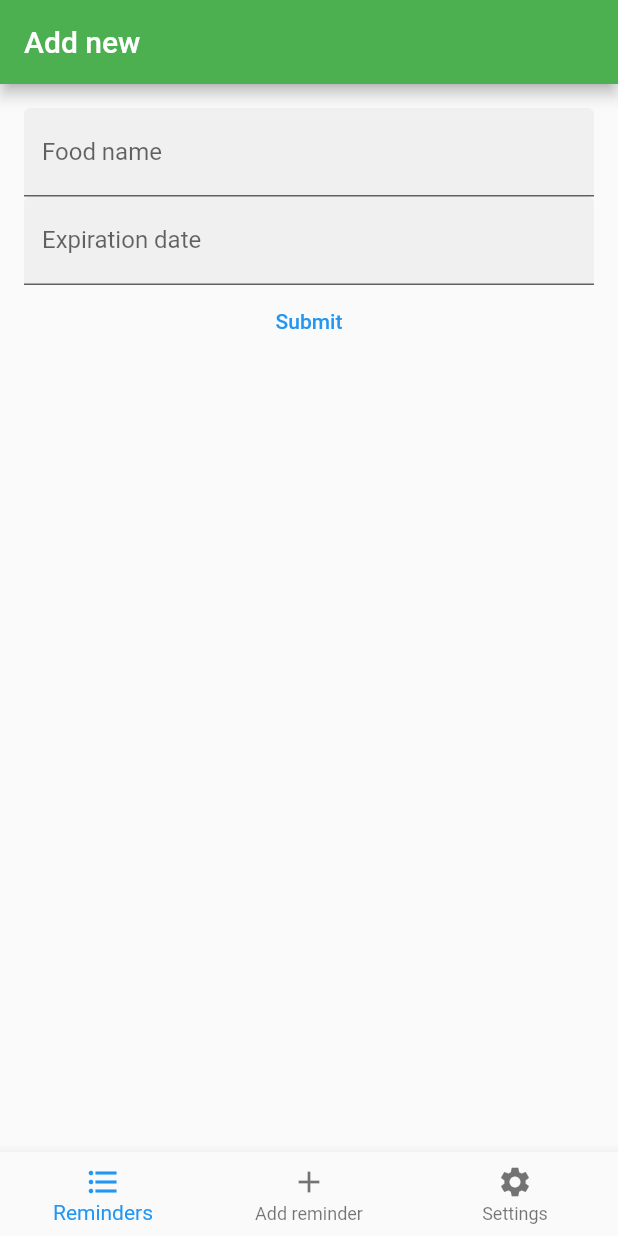
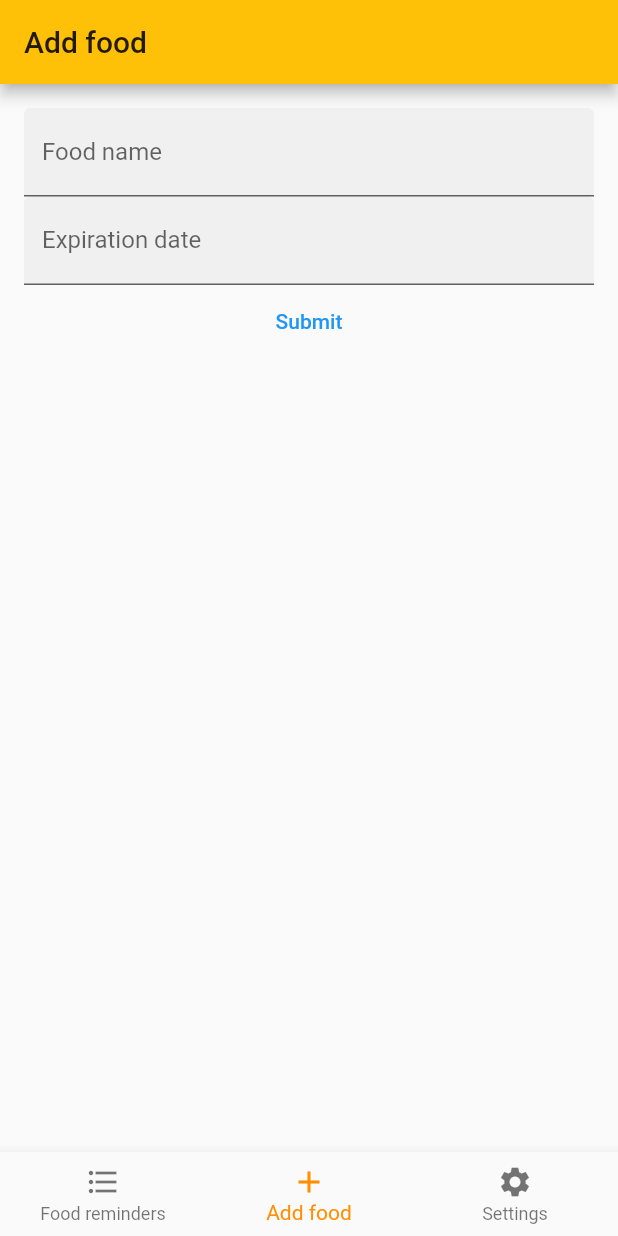
Before and after one commit to eugenio-guarino/Microsoft-Imagine-Cup-Challenge, a Flutter app: the screen it shows after launch, item 2 of the bottom bar chosen, after a tap on "Submit", on a phone screen of 412 x 824 dp. Run offline on Flutter 3.47's test engine with Material 2 defaults, Android fonts, the phone set to English and light mode, and no system bars; our stand-ins replace flushbar, google_fonts, image_picker.

Commit message:
feat: Added date picker to input food expiration date. Bottom Page navigator highlights the right icons now.

```diff
--- a/Software/food_expiration_reminder/lib/main.dart
+++ b/Software/food_expiration_reminder/lib/main.dart
@@ -18,13 +18,13 @@ class FormApp extends StatefulWidget {
 class _FormAppState extends State<FormApp> {
   final directory = getApplicationDocumentsDirectory();
   int _currentIndex = 0;
-  List<String> titleList = ['Reminders List', 'Add new', 'Settings'];
+  List<String> titleList = ['BEST BEFORE dates', 'Add food', 'Settings'];
 
   @override
   Widget build(BuildContext context) {
     return MaterialApp(
       theme: ThemeData(
-        primaryColor: Colors.green,
+        primaryColor: Colors.amber,
       ),
       home: Scaffold(
         appBar: AppBar(
@@ -33,13 +33,13 @@ class _FormAppState extends State<FormApp> {
         bottomNavigationBar: BottomNavigationBar(
           type: BottomNavigationBarType.fixed,
           onTap: onTabTapped,
-          items: [
+          items: const <BottomNavigationBarItem>[
             BottomNavigationBarItem(
-              label: 'Reminders',
+              label: 'Food reminders',
               icon: Icon(Icons.format_list_bulleted),
             ),
             BottomNavigationBarItem(
-              label: 'Add reminder',
+              label: 'Add food',
               icon: Icon(Icons.add),
             ),
             BottomNavigationBarItem(
@@ -47,6 +47,8 @@ class _FormAppState extends State<FormApp> {
               icon: Icon(Icons.settings),
             ),
           ],
+          selectedItemColor: Colors.amber[800],
+          currentIndex: _currentIndex,
         ),
         body: IndexedStack(
           index: _currentIndex,
--- a/Software/food_expiration_reminder/lib/src/add_new.dart
+++ b/Software/food_expiration_reminder/lib/src/add_new.dart
@@ -6,9 +6,9 @@ import 'package:flutter/material.dart';
 import 'package:food_expiration_reminder/src/data_storage.dart';
 import 'food_data.dart';
 import 'package:flushbar/flushbar.dart';
+import 'package:intl/intl.dart';
 
 class AddNew extends StatefulWidget {
-
   final DataStorage storage = DataStorage();
   AddNew();
 
@@ -18,7 +18,9 @@ class AddNew extends StatefulWidget {
 
 class _AddNewState extends State<AddNew> {
   String _name = "";
-  String _date = "";
+  DateTime _date = new DateTime.now();
+  TextEditingController _datePickerController = TextEditingController();
+  TextEditingController _foodNameController = TextEditingController();
 
 
   @override
@@ -28,15 +30,16 @@ class _AddNewState extends State<AddNew> {
         child: Scrollbar(
           child: SingleChildScrollView(
             padding: EdgeInsets.all(16),
-            child: Column(
-              children: [
+            child: Column(children: [
               ...[
                 TextFormField(
                   decoration: InputDecoration(
                     filled: true,
-                      hintText: 'Broccoli, Bacon, Pizza',
+                    hintText: "What's in your fridge?",
                     labelText: 'Food name',
+
                   ),
+                  controller: _foodNameController,
                   onChanged: (value) {
                     _name = value;
                   },
@@ -46,34 +49,59 @@ class _AddNewState extends State<AddNew> {
                     filled: true,
                     labelText: 'Expiration date',
                   ),
-                    onChanged: (value) {
-                      _date = value;
-                    },
+                  controller: _datePickerController,
+                  focusNode: AlwaysDisabledFocusNode(),
+                  onTap: _selectDate,
                 ),
                 TextButton(
                   child: Text('Submit'),
-                    onPressed: () async{
+                  onPressed: () async {
                     widget.storage.readData().then((List<FoodData> value) {
-                          List<FoodData> _tempList = [FoodData(_name,_date)] + value;
+                      List<FoodData> _tempList =
+                          [FoodData(_name, _date)] + value;
                       widget.storage.writeData(_tempList);
                     });
 
+                    _foodNameController.clear();
+                    _datePickerController.clear();
                     _showDialog('Succesfully added.');
                   },
                 ),
               ]
-              ]
-            ),
+            ]),
           ),
         ),
       ),
     );
   }
 
-  void _showDialog(String message) {
-    Flushbar(
-      message: message,
-      duration:  Duration(seconds: 1)
-    )..show(context);
+  void _selectDate() async {
+    var todaysDate = new DateTime.now();
+    final DateTime newDate = await showDatePicker(
+      context: context,
+      initialDate: _date,
+      firstDate: todaysDate,
+      //add one year to get the max boundary
+      lastDate: todaysDate.add(Duration(days: 365)),
+      helpText: 'Select a date',
+    );
+
+    if (newDate != null) {
+      _date = newDate;
+      _datePickerController
+        ..text = DateFormat.yMMMd().format(_date)
+        ..selection = TextSelection.fromPosition(TextPosition(
+            offset: _datePickerController.text.length,
+            affinity: TextAffinity.upstream));
     }
   }
+
+  void _showDialog(String message) {
+    Flushbar(message: message, duration: Duration(seconds: 1))..show(context);
+  }
+}
+
+class AlwaysDisabledFocusNode extends FocusNode {
+  @override
+  bool get hasFocus => false;
+}
--- a/Software/food_expiration_reminder/lib/src/data_storage.dart
+++ b/Software/food_expiration_reminder/lib/src/data_storage.dart
@@ -13,7 +13,7 @@ class DataStorage {
 
   Future<File> get _localFile async {
     final path = await _localPath;
-    return File('$path/data.txt');
+    return File('$path/data.json');
   }
 
   Future<List<FoodData>> readData() async {
--- a/Software/food_expiration_reminder/lib/src/food_data.dart
+++ b/Software/food_expiration_reminder/lib/src/food_data.dart
@@ -1,6 +1,6 @@
 class FoodData {
   String name;
-  String date;
+  DateTime date;
 
   FoodData(
     this.name,
@@ -8,11 +8,11 @@ class FoodData {
   );
 
   factory FoodData.fromJson(dynamic json) {
-    return FoodData(json['name'] as String, json['date'] as String);
+    return FoodData(json['name'] as String, DateTime.parse(json['date'] as String));
   }
 
   Map toJson() => {
     'name': name,
-    'date': date,
+    'date': date.toString(),
   };
 }
--- a/Software/food_expiration_reminder/lib/src/reminders_list.dart
+++ b/Software/food_expiration_reminder/lib/src/reminders_list.dart
@@ -1,4 +1,5 @@
 import 'package:flutter/material.dart';
+import 'package:intl/intl.dart';
 import 'data_storage.dart';
 import 'food_data.dart';
 
@@ -49,7 +50,7 @@ class _FooDataEntriesState extends State<FooDataEntries> {
   Widget _buildRow(FoodData food) {
     return ListTile(
       title: Text(
-        food.name + " " + food.date,
+        "${food.name} by ${DateFormat.yMMMd().format(food.date)}",
         style: _biggerFont,
       ),
       trailing: Icon(
--- a/Software/food_expiration_reminder/pubspec.yaml
+++ b/Software/food_expiration_reminder/pubspec.yaml
@@ -33,6 +33,7 @@ dependencies:
   convert: ^2.1.1
   path_provider: ^1.6.27
   flushbar: ^1.10.4
+  intl: ^0.16.1
 
 dev_dependencies:
   flutter_test:
```
Also changed, not shown: Software/food_expiration_reminder/pubspec.lock. Lines whose indentation alone changed are shown as unchanged.
